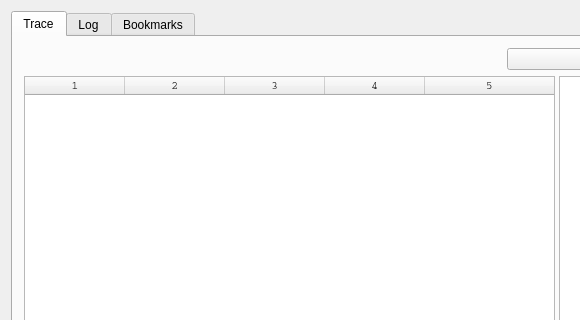
Old version of the form gui/mainwindow.ui in the repository teemu-l/execution-trace-viewer; both pictures show x 0 to 580 and y 0 to 320 of the 1114 by 742 pixel window.
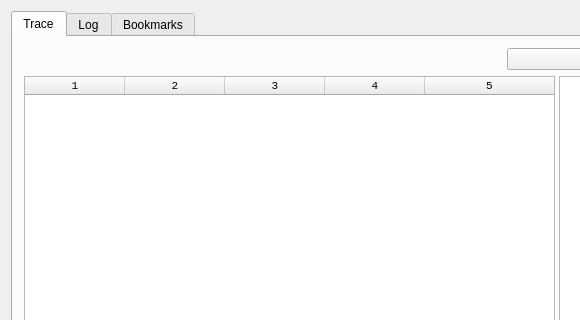
New version of the form. Custom widgets are drawn as their Qt base class.

Patch:
```diff
--- a/gui/mainwindow.ui
+++ b/gui/mainwindow.ui
@@ -133,7 +133,7 @@
              </property>
              <property name="font">
               <font>
-               <family>Courier</family>
+               <family>Courier New</family>
                <pointsize>8</pointsize>
               </font>
              </property>
@@ -159,7 +159,7 @@
               <bool>true</bool>
              </property>
              <property name="gridStyle">
-              <enum>Qt::DashDotDotLine</enum>
+              <enum>Qt::DotLine</enum>
              </property>
              <property name="rowCount">
               <number>0</number>
```
